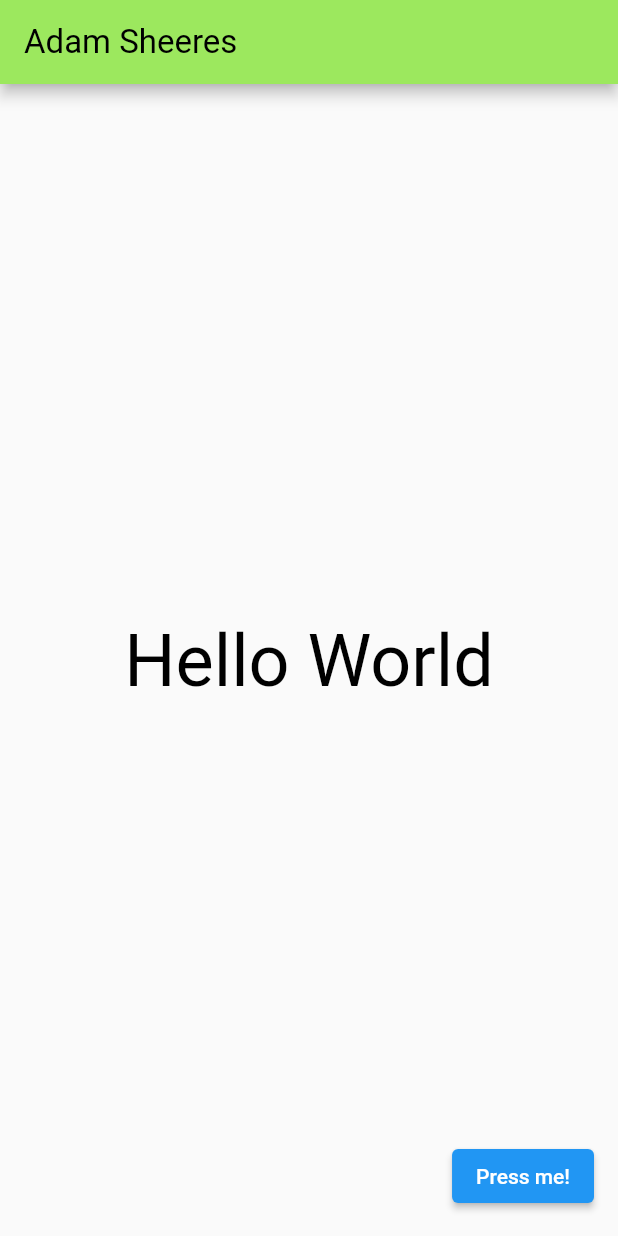
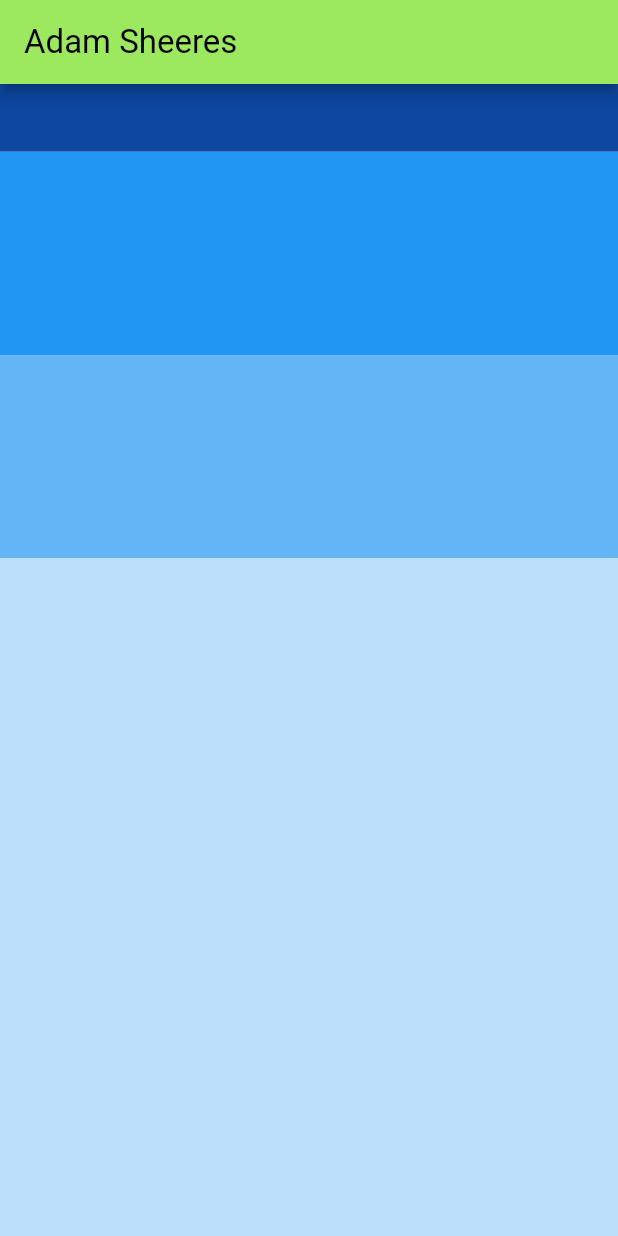
Before and after one commit to Adam-Sheeres/4030_Project, a Flutter app: the screen it shows after launch, on a phone screen of 412 x 824 dp. Run offline on Flutter 3.47's test engine with Material 2 defaults, Android fonts, the phone set to English and light mode, and no system bars.

Commit message:
columsn rows example

```diff
--- a/plant_tracker/lib/main.dart
+++ b/plant_tracker/lib/main.dart
@@ -1,24 +1,52 @@
 import 'package:flutter/material.dart';
 
-void main() {
-  runApp(MaterialApp(
-    home: Scaffold(
+void main() => runApp(MyApp());
+
+class MyApp extends StatelessWidget {
+  @override
+  Widget build(BuildContext context) {
+    return MaterialApp(
+      home: Scaffold(
         appBar: AppBar(
             title: Text('Adam Sheeres'),
             backgroundColor: Color.fromARGB(255, 156, 232, 94),
             titleTextStyle:
                 TextStyle(color: Color.fromARGB(255, 0, 0, 0), fontSize: 22)),
-        body: Center(
-            child: Text(
-          'Hello World',
-          style: const TextStyle(
-              color: Color.fromARGB(255, 0, 0, 0), fontSize: 48),
-        )),
-        floatingActionButton: ElevatedButton(
-          onPressed: () {},
-          child: Text('Press me!'),
-          style: ElevatedButton.styleFrom(
-              primary: Colors.blue, onPrimary: Colors.white),
-        )),
-  ));
+        body: BodyWidget(),
+      ),
+    );
+  }
 }
+
+// class BodyWidget extends StatelessWidget {
+//   const BodyWidget({
+//     Key? key,
+//   }) : super(key: key);
+
+//   @override
+//   Widget build(BuildContext context) {
+//     return Center(
+//       child: Text("Hello World",
+//           style: TextStyle(
+//             fontSize: 50,
+//             fontWeight: FontWeight.w100,
+//             color: Colors.white,
+//           )),
+//     );
+//   }
+// }
+
+class BodyWidget extends StatelessWidget {
+  @override
+  Widget build(BuildContext context) {
+    return Center(
+        child: Column(
+      children: [
+        Flexible(child: Container(color: Colors.blue[900]), flex: 1),
+        Flexible(child: Container(color: Colors.blue[500]), flex: 3),
+        Flexible(child: Container(color: Colors.blue[300]), flex: 3),
+        Flexible(child: Container(color: Colors.blue[100]), flex: 10),
+      ],
+    ));
+  }
+}
```
